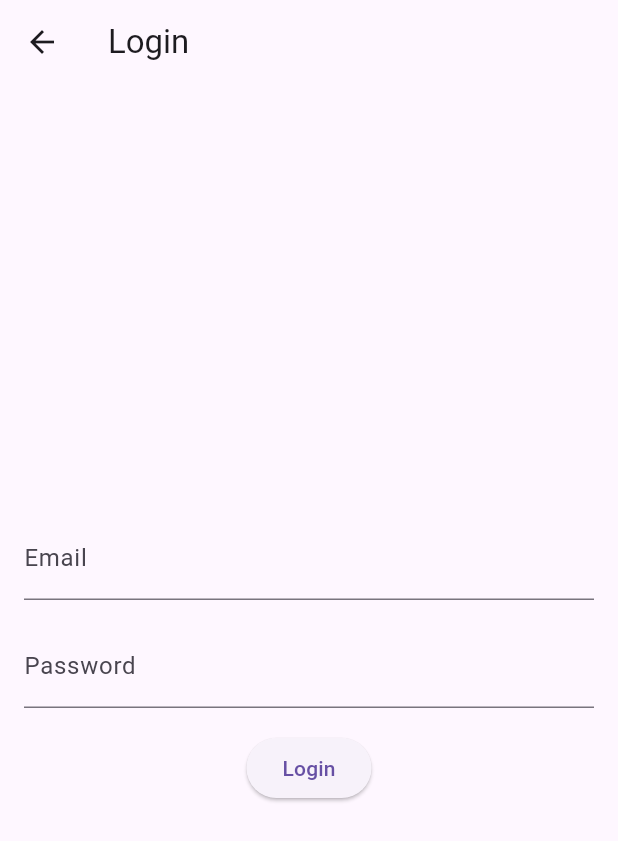
After one commit to odreanneBreton/carbon_footprint_tracker, a Flutter app: the LoginPage screen opened directly, on a phone screen of 412 x 824 dp. The commit adds this screen. Shown: the top 841 px of the screen. Run offline on Flutter 3.47's test engine with Material 3 defaults, Android fonts, the phone set to English and light mode, and no system bars; our stand-ins replace firebase_auth, firebase_core, google_fonts; accounts and stored records are empty.

Commit message:
Ajout des routes

```diff
--- a/carbon_app/lib/constants/routes.dart
+++ b/carbon_app/lib/constants/routes.dart
@@ -1,3 +1,5 @@
 const welcomeRoute = '/welcome/';
 const locationRoute = '/location/';
 const authRoute = "/auth/";
+const loginRoute = "/login/";
+const signupRoute = "/signup/";
--- /dev/null
+++ b/carbon_app/lib/views/login_view.dart
@@ -0,0 +1,66 @@
+import 'package:flutter/material.dart';
+import 'package:firebase_auth/firebase_auth.dart';
+
+class LoginPage extends StatelessWidget {
+  final FirebaseAuth _auth = FirebaseAuth.instance;
+  final TextEditingController _emailController = TextEditingController();
+  final TextEditingController _passwordController = TextEditingController();
+
+  Future<void> _signInWithEmailAndPassword(BuildContext context) async {
+    try {
+      UserCredential userCredential = await _auth.signInWithEmailAndPassword(
+        email: _emailController.text,
+        password: _passwordController.text,
+      );
+
+      // User successfully logged in
+      print('User logged in: ${userCredential.user?.email}');
+      // Navigate to the home page or another page after login
+      // Navigator.pushReplacement(context, MaterialPageRoute(builder: (context) => HomePage()));
+    } catch (e) {
+      // Handle login errors
+      print('Error signing in: $e');
+      // Display an error message to the user
+      ScaffoldMessenger.of(context).showSnackBar(
+        SnackBar(
+          content: Text('Error signing in. Check your email and password.'),
+        ),
+      );
+    }
+  }
+
+  @override
+  Widget build(BuildContext context) {
+    return Scaffold(
+      appBar: AppBar(
+        title: Text('Login'),
+      ),
+      body: Padding(
+        padding: const EdgeInsets.all(16.0),
+        child: Column(
+          mainAxisAlignment: MainAxisAlignment.center,
+          children: [
+            TextField(
+              controller: _emailController,
+              decoration: InputDecoration(labelText: 'Email'),
+              keyboardType: TextInputType.emailAddress,
+            ),
+            SizedBox(height: 16),
+            TextField(
+              controller: _passwordController,
+              decoration: InputDecoration(labelText: 'Password'),
+              obscureText: true,
+            ),
+            SizedBox(height: 16),
+            ElevatedButton(
+              onPressed: () {
+                _signInWithEmailAndPassword(context);
+              },
+              child: Text('Login'),
+            ),
+          ],
+        ),
+      ),
+    );
+  }
+}
--- a/carbon_app/lib/views/welcome_view.dart
+++ b/carbon_app/lib/views/welcome_view.dart
@@ -1,5 +1,4 @@
 import 'package:carbon_app/constants/routes.dart';
-import 'package:carbon_app/utilities/post.dart';
 import 'package:flutter/material.dart';
 import 'package:google_fonts/google_fonts.dart';
 
```
Also changed, not shown: carbon_app/lib/main.dart (+5 -4 lines), carbon_app/lib/views/auth.dart (+19 -2 lines), carbon_app/lib/views/signup.dart (added, +67 -0 lines).
